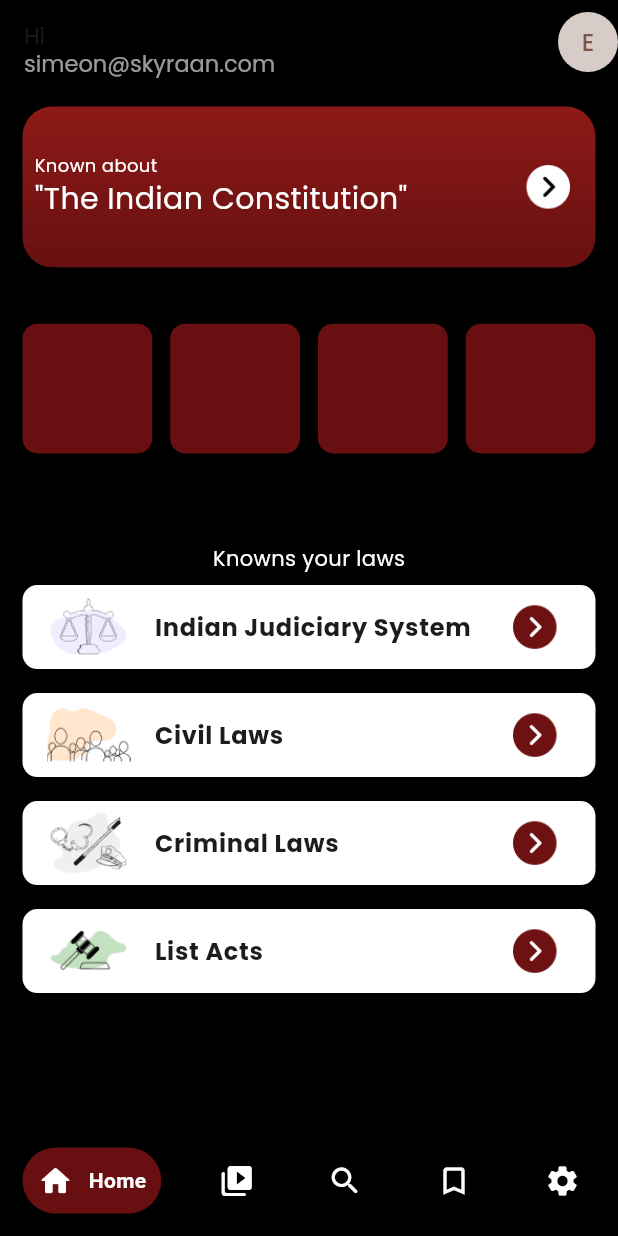
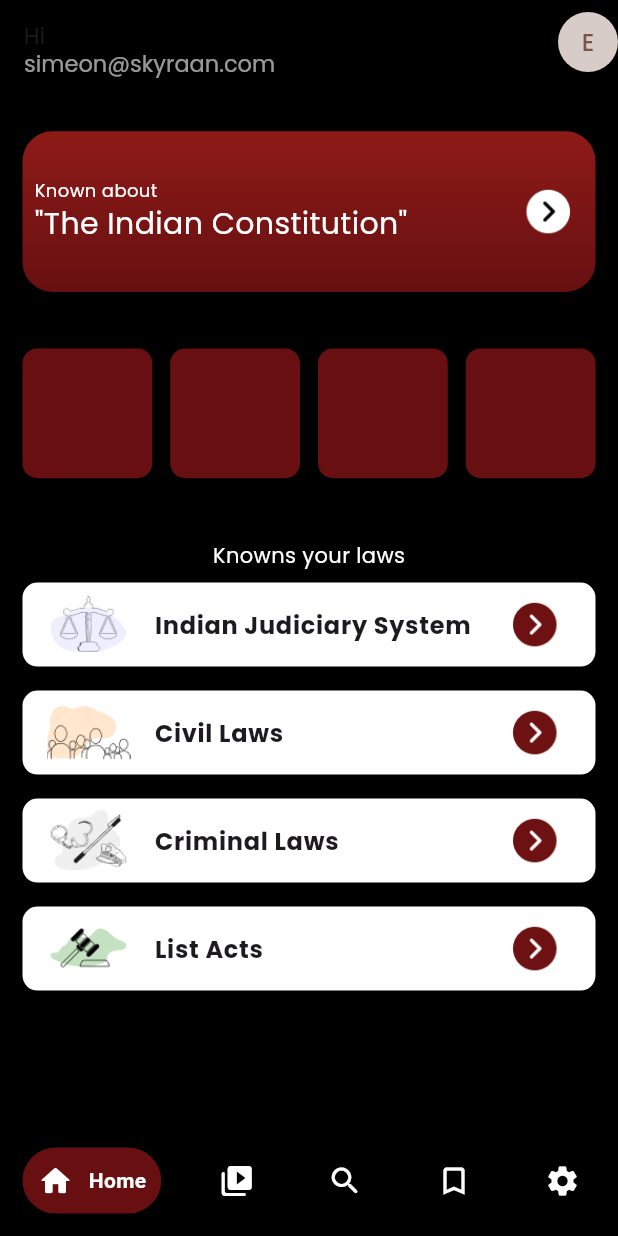
Before and after one commit to Simeoncse55/Law_App, a Flutter app: the screen it shows after launch, on a phone screen of 412 x 824 dp. Run offline on Flutter 3.47's test engine with Material 3 defaults, Android fonts, the phone set to English and light mode, and no system bars; drawn by our look-alikes of google_nav_bar; our stand-ins replace get, google_fonts, responsive_sizer; generated files the repository leaves out were written again.

Commit message:
home page

```diff
--- a/lib/Screens/Pages/home_page.dart
+++ b/lib/Screens/Pages/home_page.dart
@@ -43,8 +43,16 @@ class _HomeState extends State<Home> {
 
 
 
-      body: Column(
+      body: ListView(
+
+
         children: [
+
+        Column(
+            children: [
+
+              SizedBox(height: 2.h,),
+
               Padding(
                 padding: const EdgeInsets.all(15.0),
                 child: Container(
@@ -114,8 +122,9 @@ class _HomeState extends State<Home> {
                   }),
                 ),
               ),
-          SizedBox(height: 5.h,),
+            SizedBox(height: 2.8.h,),
               Text('Knowns your laws' , style: GoogleFonts.poppins(color: Colors.white),),
+
               Container(
                 color: Colors.transparent,
                 width: 100.w,
@@ -147,6 +156,14 @@ class _HomeState extends State<Home> {
             ],
           ),
 
+        ],
+
+
+
+
+
+      ),
+
 
     );
   }
```
Lines whose indentation alone changed are shown as unchanged.
